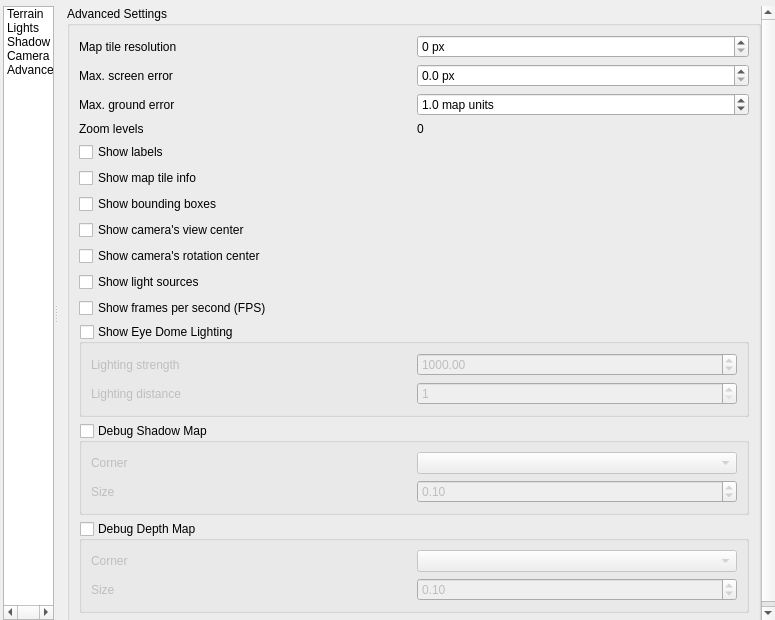
The window that src/ui/3d/map3dconfigwidget.ui (qgis/QGIS) describes before a commit, drawn with Qt 5.
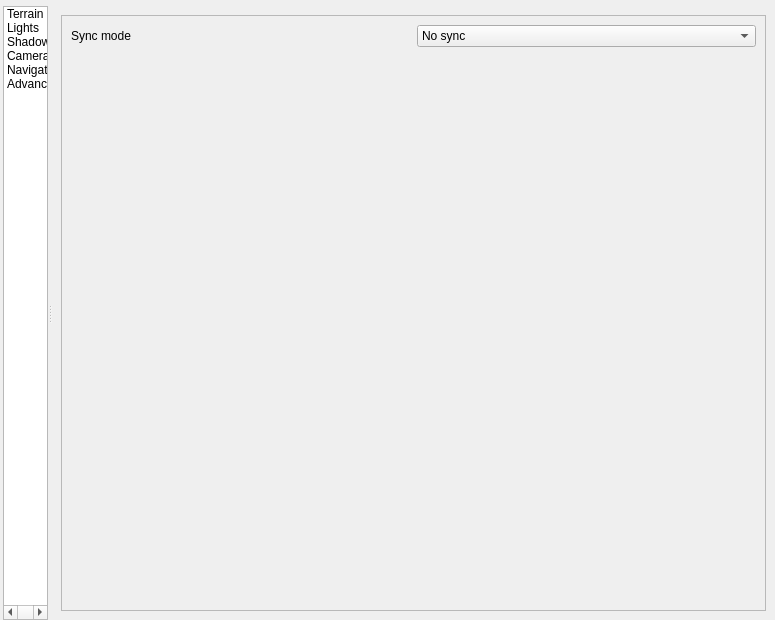
The same window after the commit. Icons and pictures are not drawn. Custom widgets are drawn as their Qt base class.

```diff
--- a/src/ui/3d/map3dconfigwidget.ui
+++ b/src/ui/3d/map3dconfigwidget.ui
@@ -134,6 +134,11 @@
             <normaloff>:/images/themes/default/mIconCamera.svg</normaloff>:/images/themes/default/mIconCamera.svg</iconset>
           </property>
          </item>
+         <item>
+          <property name="text">
+           <string>Navigation sync</string>
+          </property>
+         </item>
          <item>
           <property name="text">
            <string>Advanced</string>
@@ -706,6 +711,68 @@
            </item>
           </layout>
          </widget>
+         <widget class="QWidget" name="mPage2DCanvasSync">
+          <layout class="QGridLayout" name="gridLayout_4">
+           <item row="0" column="0">
+            <widget class="QScrollArea" name="scrollArea">
+             <property name="widgetResizable">
+              <bool>true</bool>
+             </property>
+             <widget class="QWidget" name="scrollAreaWidgetContents">
+              <property name="geometry">
+               <rect>
+                <x>0</x>
+                <y>0</y>
+                <width>707</width>
+                <height>584</height>
+               </rect>
+              </property>
+              <layout class="QGridLayout" name="gridLayout_7">
+               <item row="0" column="1">
+                <widget class="QComboBox" name="mSyncModeComboBox">
+                 <item>
+                  <property name="text">
+                   <string>No sync</string>
+                  </property>
+                 </item>
+                 <item>
+                  <property name="text">
+                   <string>Sync 3D camera to 2D main canvas extent</string>
+                  </property>
+                 </item>
+                 <item>
+                  <property name="text">
+                   <string>Sync 2D map canvas extent to 3D viewing area</string>
+                  </property>
+                 </item>
+                </widget>
+               </item>
+               <item row="1" column="1">
+                <spacer name="verticalSpacer">
+                 <property name="orientation">
+                  <enum>Qt::Vertical</enum>
+                 </property>
+                 <property name="sizeHint" stdset="0">
+                  <size>
+                   <width>20</width>
+                   <height>40</height>
+                  </size>
+                 </property>
+                </spacer>
+               </item>
+               <item row="0" column="0">
+                <widget class="QLabel" name="label_3">
+                 <property name="text">
+                  <string>Sync mode</string>
+                 </property>
+                </widget>
+               </item>
+              </layout>
+             </widget>
+            </widget>
+           </item>
+          </layout>
+         </widget>
          <widget class="QWidget" name="mPageAdvanced">
           <layout class="QVBoxLayout" name="verticalLayout_63">
            <property name="topMargin">
@@ -730,7 +797,7 @@
                <rect>
                 <x>0</x>
                 <y>0</y>
-                <width>695</width>
+                <width>408</width>
                 <height>690</height>
                </rect>
               </property>
```
Left out of the diff: 7 changed lines with no effect on the pictures.
